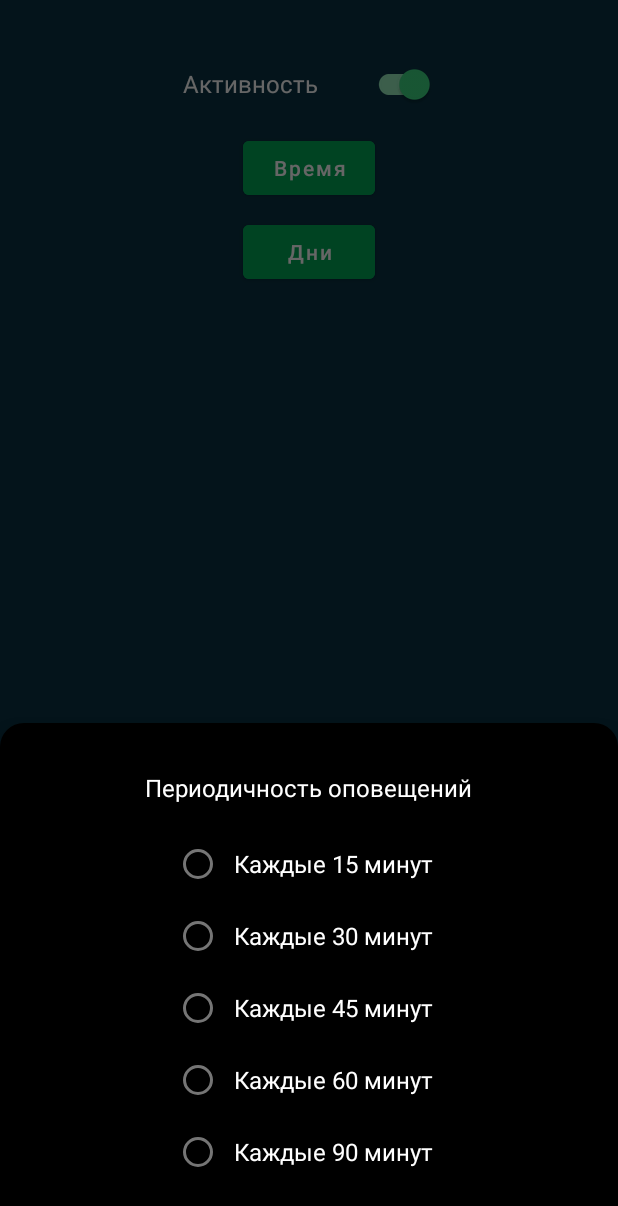
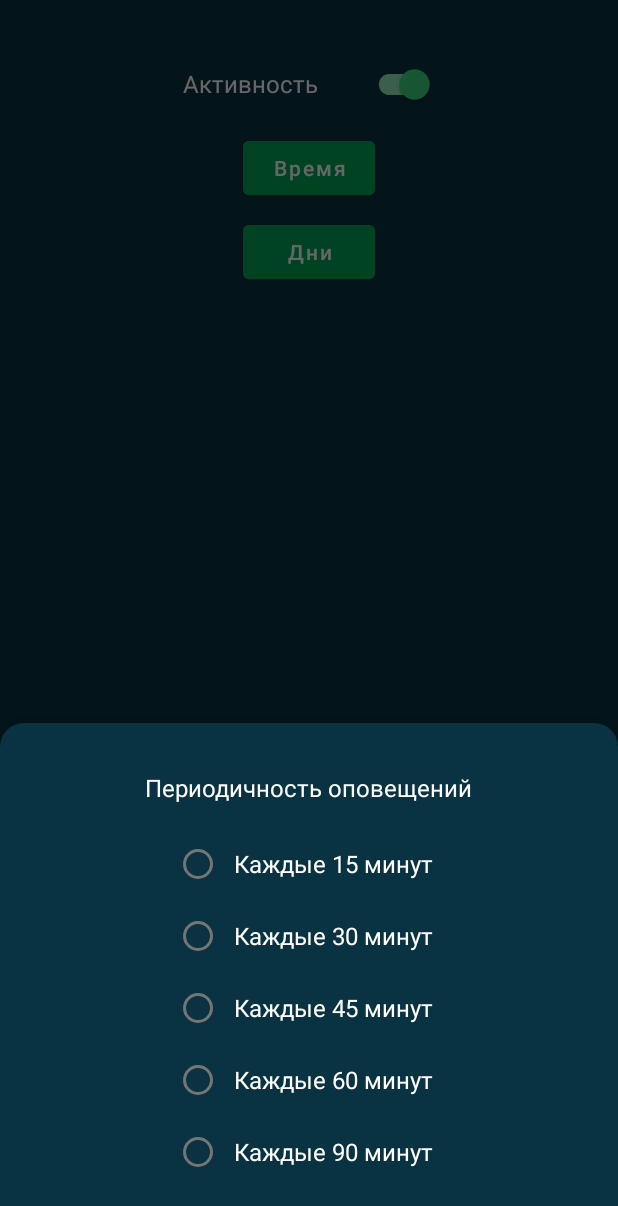
Before and after one commit to sergeevvs/rest-planner, an Android app: the screen it shows after launch (MainActivity), after a tap on "Время", on a phone screen of 412 x 824 dp. Shown: the top 1206 px of the screen. Run offline under Robolectric (Android 15) with nearby library versions, the phone set to English and light mode, and no system bars; our stand-ins replace Dagger/Hilt's generated code; 1 statement that could not run was skipped; 1 other tap on this screen came first.

Commit message:
Bottom sheet dialog background color changed.

```diff
--- a/app/src/main/res/values/themes.xml
+++ b/app/src/main/res/values/themes.xml
@@ -21,7 +21,7 @@
         <item name="switchStyle">@style/RestPlanner.Switch</item>
         <item name="materialButtonStyle">@style/RestPlanner.Button</item>
         <!-- Custom attrs. -->
-        <item name="colorBottomSheetDialog">@color/black</item>
+        <item name="colorBottomSheetDialog">@color/primaryColor</item>
         <item name="colorTextOnBottomSheetDialog">@color/white</item>
     </style>
 </resources>
```
